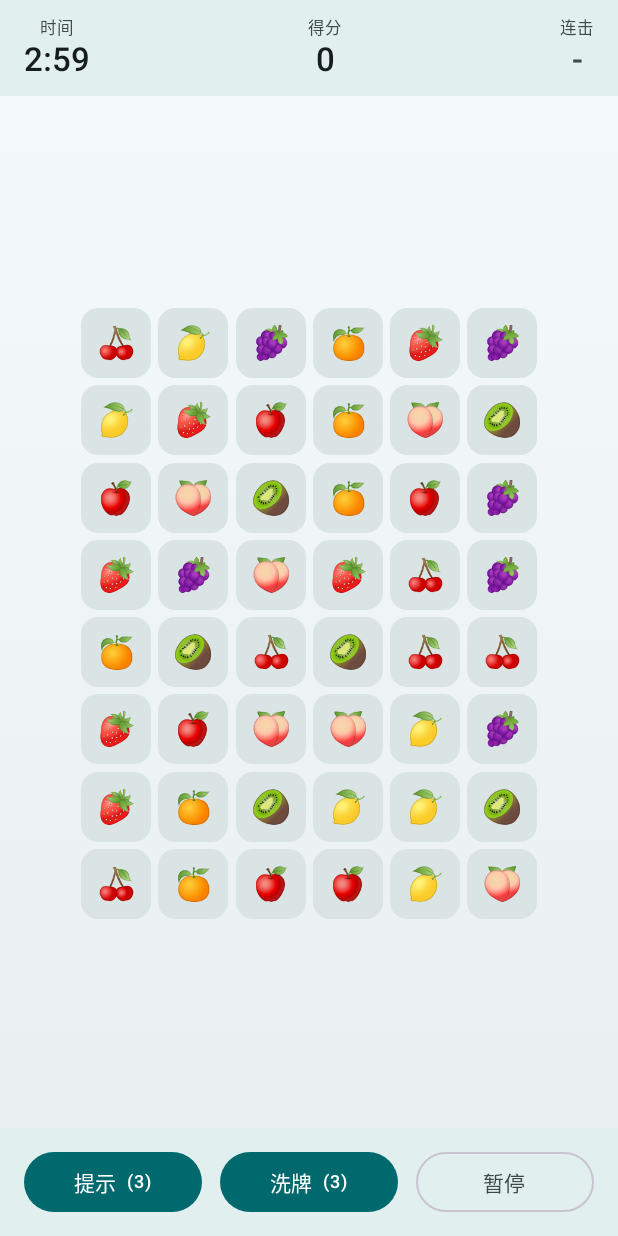
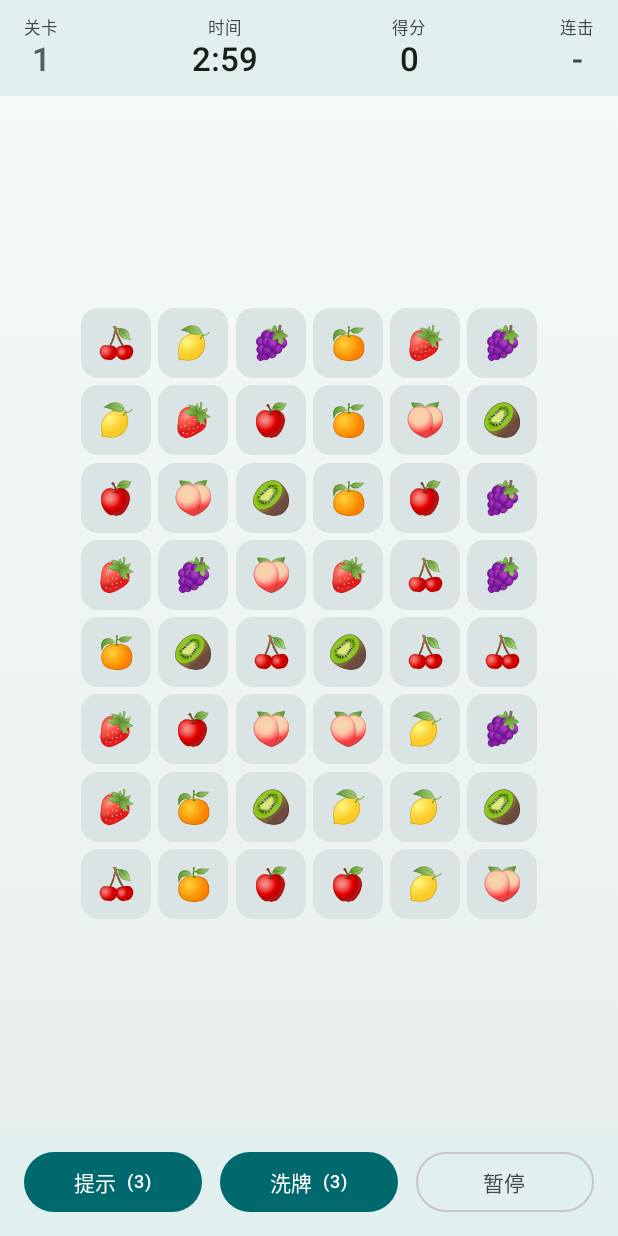
Before and after one commit to leiddev/LianLianKan, an Android app built with Jetpack Compose: the screen it shows after launch (MainActivity), after a tap on "开始游戏", on a phone screen of 412 x 824 dp. Run offline under Robolectric (Android 15) with nearby library versions, the light colour scheme and no system bars.

Commit message:
feat: V1.1 五项改进
按 doc/V1.1改进计划.md 实施，versionCode 2 / versionName 1.1。

I-5 HUD 显示当前关卡：
- GameHud 增加「关卡」块，取 state.config.level（不另存状态，
  故从关卡选择 / 下一关 / 重试任一路径进入都必然正确）
- 新增资源 hud_level

I-1 连通失败后清空选中态：
- GameSession 的 NoPath 分支由「保留第一张选中」改为 clearSelection(board)
- 撤销 V1.0 的决策 D-4；SessionResults 的 KDoc 同步
- 两个单测重写：断言两张牌都回到 NORMAL、无残留高亮，
  以及失败后下一次点击从「第一张」重新开始

I-2 提示文案「后到即替换」：
- 移除 SnackbarHostState（其排队是设计行为，与需求相反），
  改为 notice + 自增 noticeToken
- LaunchedEffect 以 token 为 key，保证连点两次相同文案也会重新计时
  （只用文案做 key 会让第二条继承第一条的剩余时间而提前消失）
- 显示时长 1800ms

I-3 文案居中 + 浅色半透明：
- 新增 NoticeBanner：TextAlign.Center + Color.White 86% 透明度 + 深色文字
- 刻意不加淡入淡出，以免削弱「前一条立刻消失」的感受

I-4 边到边与状态栏自适应（计划中核实为真实缺陷）：
- MainActivity 调用 enableEdgeToEdge()。targetSdk=37 使 Android 15+ 已强制边到边，
  显式开启是为让旧版本行为一致
- WindowCompat.getInsetsController(...).isAppearanceLightStatusBars = !darkTheme
  让状态栏图标随背景明暗自动黑白；边到边后状态栏透明、露出 APP 渐变背景，
  故「颜色统一」自动达成
- GameScreen 的 HUD / 操作条分别避让 statusBars / navigationBars，
  MenuScreen 避让 systemBars；两个使用 Scaffold 的屏幕保持默认（已自行处理插边）

SRS 同步至 V1.3：UC-03 步骤 3.b.ii 与 FR-4.4 改为清空选中态，
5.1 游戏主界面顶部增补「当前关卡」，修订历史记录本次撤销。

182 个单测全绿；debug 12.65 MB / release 9.03 MB 均构建成功，
release 签名指纹与 V1.0 一致（同一密钥，可直接覆盖升级）。

真机验收清单见 doc/V1.1改进计划.md 第 5 节（V-1 ~ V-7），
其中 V-5 需在 Android 15+ 与旧版本各验一次。

```diff
--- a/app/build.gradle.kts
+++ b/app/build.gradle.kts
@@ -33,8 +33,8 @@ android {
         applicationId = "com.ldxy.lianliankan"
         minSdk = 24
         targetSdk = 37
-        versionCode = 1
-        versionName = "1.0"
+        versionCode = 2
+        versionName = "1.1"
 
         testInstrumentationRunner = "androidx.test.runner.AndroidJUnitRunner"
     }
--- a/app/src/main/java/com/ldxy/lianliankan/MainActivity.kt
+++ b/app/src/main/java/com/ldxy/lianliankan/MainActivity.kt
@@ -3,13 +3,16 @@ package com.ldxy.lianliankan
 import android.os.Bundle
 import androidx.activity.ComponentActivity
 import androidx.activity.compose.setContent
+import androidx.activity.enableEdgeToEdge
 import androidx.compose.foundation.background
 import androidx.compose.foundation.isSystemInDarkTheme
 import androidx.compose.foundation.layout.Box
 import androidx.compose.foundation.layout.fillMaxSize
 import androidx.compose.runtime.Composable
+import androidx.compose.runtime.SideEffect
 import androidx.compose.runtime.getValue
 import androidx.compose.ui.Modifier
+import androidx.core.view.WindowCompat
 import androidx.lifecycle.compose.collectAsStateWithLifecycle
 import com.ldxy.lianliankan.data.DataStoreProgressRepository
 import com.ldxy.lianliankan.data.DataStoreSettingsRepository
@@ -38,14 +41,31 @@ class MainActivity : ComponentActivity() {
     }
 
     override fun onCreate(savedInstanceState: Bundle?) {
+        // 边到边（V1.1 改进 I-4）。
+        //
+        // targetSdk = 37 意味着 Android 15（API 35）起系统**已强制**边到边，且
+        // android:statusBarColor 被弃用、设置无效。这里显式开启，是为了让 Android 14
+        // 及以下设备也保持一致行为 —— 否则会出现「新系统压住顶部内容、旧系统不压」这种
+        // 只在部分设备上复现的问题。
+        enableEdgeToEdge()
+
         super.onCreate(savedInstanceState)
         setContent {
             // DataStore 的首个值需要读盘，因此必须给初始值；用 SRS 7.2 的默认值即可，
             // 读到真实值后会自动切换到用户设置。
             val settings by settingsRepository.settings
                 .collectAsStateWithLifecycle(initialValue = Settings())
+            val darkTheme = settings.themeMode.resolveDarkTheme()
 
-            LianLianKanTheme(darkTheme = settings.themeMode.resolveDarkTheme()) {
+            // 状态栏图标（时间 / 信号 / 电量）按背景明暗自动切换黑白（I-4）。
+            // 边到边之后状态栏是透明的，露出的是 APP 自己的渐变背景，
+            // 因此「状态栏颜色与 APP 统一」是自动达成的，不需要再设 statusBarColor。
+            SideEffect {
+                WindowCompat.getInsetsController(window, window.decorView)
+                    .isAppearanceLightStatusBars = !darkTheme
+            }
+
+            LianLianKanTheme(darkTheme = darkTheme) {
                 Box(
                     modifier = Modifier
                         .fillMaxSize()
--- a/app/src/main/java/com/ldxy/lianliankan/domain/session/SessionResults.kt
+++ b/app/src/main/java/com/ldxy/lianliankan/domain/session/SessionResults.kt
@@ -28,8 +28,9 @@ sealed interface SelectResult {
     /**
      * 两张牌图案相同但不可连通（SRS FR-4.4）。
      *
-     * 不消除，给出「无法连通」提示；连击归零（SRS FR-8.3），但**保留第一张牌的选中态**，
-     * 玩家可直接改选其他搭档，不必重新点第一张（SRS UC-03 步骤 3.b.ii）。
+     * 不消除，给出「无法连通」提示；连击归零（SRS FR-8.3），
+     * 并**清空选中态** —— 出错后回到「未选」状态，下一次点击从干净状态开始
+     * （V1.1 改进 I-1，撤销了 V1.0 的决策 D-4）。
      */
     data class NoPath(val first: Position, val second: Position) : SelectResult
 
--- a/app/src/main/java/com/ldxy/lianliankan/ui/game/GameHud.kt
+++ b/app/src/main/java/com/ldxy/lianliankan/ui/game/GameHud.kt
@@ -55,6 +55,13 @@ fun GameHud(
             horizontalArrangement = Arrangement.SpaceBetween,
             verticalAlignment = Alignment.CenterVertically,
         ) {
+            // 当前关卡（V1.1 改进 I-5）。直接取 config.level，不另存状态，
+            // 因此从「关卡选择」/「下一关」/「重试本关」任一路径进入都必然显示正确。
+            HudItem(
+                label = stringResource(R.string.hud_level),
+                value = state.config.level.toString(),
+                valueColor = colors.secondary,
+            )
             HudItem(
                 label = stringResource(R.string.hud_time),
                 value = formatTime(state.timeLeftSeconds),
--- a/app/src/main/java/com/ldxy/lianliankan/ui/game/GameScreen.kt
+++ b/app/src/main/java/com/ldxy/lianliankan/ui/game/GameScreen.kt
@@ -6,23 +6,30 @@ import androidx.compose.animation.core.tween
 import androidx.compose.foundation.layout.Box
 import androidx.compose.foundation.layout.BoxWithConstraints
 import androidx.compose.foundation.layout.Column
+import androidx.compose.foundation.layout.WindowInsets
 import androidx.compose.foundation.layout.fillMaxSize
 import androidx.compose.foundation.layout.fillMaxWidth
+import androidx.compose.foundation.layout.navigationBars
 import androidx.compose.foundation.layout.padding
 import androidx.compose.foundation.layout.size
-import androidx.compose.material3.SnackbarHost
-import androidx.compose.material3.SnackbarHostState
+import androidx.compose.foundation.layout.statusBars
+import androidx.compose.foundation.layout.windowInsetsPadding
+import androidx.compose.material3.MaterialTheme
+import androidx.compose.material3.Surface
+import androidx.compose.material3.Text
 import androidx.compose.runtime.Composable
 import androidx.compose.runtime.LaunchedEffect
 import androidx.compose.runtime.getValue
+import androidx.compose.runtime.mutableIntStateOf
 import androidx.compose.runtime.mutableStateOf
 import androidx.compose.runtime.remember
-import androidx.compose.runtime.rememberCoroutineScope
 import androidx.compose.runtime.rememberUpdatedState
 import androidx.compose.runtime.setValue
 import androidx.compose.ui.Alignment
 import androidx.compose.ui.Modifier
+import androidx.compose.ui.graphics.Color
 import androidx.compose.ui.res.stringResource
+import androidx.compose.ui.text.style.TextAlign
 import androidx.compose.ui.unit.Dp
 import androidx.compose.ui.unit.dp
 import androidx.lifecycle.compose.collectAsStateWithLifecycle
@@ -37,7 +44,7 @@ import com.ldxy.lianliankan.ui.dialog.ResultDialog
 import kotlin.math.PI
 import kotlin.math.min
 import kotlin.math.sin
-import kotlinx.coroutines.launch
+import kotlinx.coroutines.delay
 
 /**
  * 游戏主界面（开发计划 M6）。
@@ -66,9 +73,6 @@ fun GameScreen(
     val uiState by viewModel.uiState.collectAsStateWithLifecycle()
     val state = uiState.game
 
-    val snackbarHostState = remember { SnackbarHostState() }
-    val scope = rememberCoroutineScope()
-
     // 文案在 composable 内解析；用 rememberUpdatedState 让长驻的 collector 始终读到最新值，
     // 又不会因为 map 每次重建而重启收集。
     val messages = mapOf(
@@ -83,8 +87,26 @@ fun GameScreen(
     var elimination by remember { mutableStateOf<GameEffect.Eliminated?>(null) }
     var rejection by remember { mutableStateOf<GameEffect.Rejected?>(null) }
 
+    // 提示文案（V1.1 改进 I-2 / I-3）。
+    // token 每次自增，作为下面 LaunchedEffect 的 key —— 这样**连点两次相同文案**
+    // 也会重新计时；若只用文案做 key，第二条会继承第一条的剩余时间而提前消失。
+    var notice by remember { mutableStateOf<Notice?>(null) }
+    var noticeToken by remember { mutableIntStateOf(0) }
+    val showNotice: (String) -> Unit = { text ->
+        noticeToken += 1
+        notice = Notice(text = text, token = noticeToken)
+    }
+
     val lineProgress = remember { Animatable(0f) }
     val shakeProgress = remember { Animatable(0f) }
+
+    // 提示到点自动消失。key 用 token：新提示一来就重启计时。
+    LaunchedEffect(notice?.token) {
+        if (notice != null) {
+            delay(NOTICE_MILLIS)
+            notice = null
+        }
+    }
 
     // 一次性效果：动画与提示（SRS FR-4.4 / FR-4.5 / FR-4.6 / FR-6.2 / FR-9.3）
     LaunchedEffect(viewModel) {
@@ -100,15 +122,10 @@ fun GameScreen(
                 is GameEffect.Rejected -> {
                     feedback.dispatch(FeedbackEvent.ERROR)
                     rejection = effect
-                    // 另起协程弹提示：showSnackbar 会挂起到消失，不能阻塞事件收集
-                    scope.launch {
-                        snackbarHostState.showSnackbar(latestMessages.getValue(effect.message))
-                    }
+                    showNotice(latestMessages.getValue(effect.message))
                 }
 
-                is GameEffect.ShowMessage -> scope.launch {
-                    snackbarHostState.showSnackbar(latestMessages.getValue(effect.message))
-                }
+                is GameEffect.ShowMessage -> showNotice(latestMessages.getValue(effect.message))
             }
         }
     }
@@ -147,7 +164,12 @@ fun GameScreen(
 
     Box(modifier = modifier.fillMaxSize()) {
         Column(modifier = Modifier.fillMaxSize()) {
-            GameHud(state = state)
+            // 边到边后内容会绘制到状态栏下方，因此 HUD 与底部操作条各自避让系统栏
+            // （V1.1 改进 I-4）。没有这层插边，顶部 HUD 会被状态栏压住。
+            GameHud(
+                state = state,
+                modifier = Modifier.windowInsetsPadding(WindowInsets.statusBars),
+            )
 
             BoxWithConstraints(
                 modifier = Modifier
@@ -218,15 +240,22 @@ fun GameScreen(
                 onHintClick = viewModel::onHintClick,
                 onShuffleClick = viewModel::onShuffleClick,
                 onPauseClick = viewModel::onPauseClick,
+                modifier = Modifier.windowInsetsPadding(WindowInsets.navigationBars),
             )
         }
 
-        SnackbarHost(
-            hostState = snackbarHostState,
-            modifier = Modifier
-                .align(Alignment.BottomCenter)
-                .padding(bottom = 88.dp),
-        )
+        // 提示文案（V1.1 改进 I-2 / I-3）。刻意**不用** Material 3 的 SnackbarHost：
+        // 它内部按队列播放，后到的提示要等前一条显示完，与「后到即替换」的要求相反。
+        // 这里直接渲染当前 notice，新提示一来旧的即刻消失、新的立刻出现。
+        notice?.let { current ->
+            NoticeBanner(
+                text = current.text,
+                modifier = Modifier
+                    .align(Alignment.BottomCenter)
+                    .padding(horizontal = 24.dp)
+                    .padding(bottom = 96.dp),
+            )
+        }
     }
 
     // 结算：通关时记录最佳分并解锁下一关（SRS FR-2.4 / FR-8.5 / FR-10.4）。
@@ -297,3 +326,46 @@ private const val GHOST_SHRINK = 0.4f
 
 /** 格子边长下限，避免极端窄屏下算出 0 导致布局异常。 */
 private const val MIN_CELL_DP = 16f
+
+/** 提示文案的显示时长（V1.1 改进 I-2）。比 Material 默认的 4 秒短 —— 它是操作反馈，不是需要阅读的通知。 */
+private const val NOTICE_MILLIS = 1_800L
+
+/**
+ * 当前提示文案。
+ *
+ * [token] 每次自增，用于让 `LaunchedEffect` 在**文案相同**时也能重新计时（V1.1 改进 I-2）。
+ */
+private data class Notice(val text: String, val token: Int)
+
+/**
+ * 提示条（V1.1 改进 I-3）。
+ *
+ * 文字**居中**，背景为**浅色半透明**。浅色底在深浅两种主题下都保持同一表现
+ * （见 doc/V1.1改进计划.md 的 I-3：若改为跟随主题，深色主题下就不是「浅色半透明」了），
+ * 因此这里直接用固定的白色半透明 + 深色文字，而不取 `colorScheme`。
+ *
+ * 刻意不加淡入淡出动画：需求是「前一条立刻消失、立即显示最新的」，任何过渡都会削弱这一点。
+ */
+@Composable
+private fun NoticeBanner(
+    text: String,
+    modifier: Modifier = Modifier,
+) {
+    Surface(
+        modifier = modifier,
+        shape = MaterialTheme.shapes.large,
+        color = Color.White.copy(alpha = 0.86f),
+        contentColor = NOTICE_TEXT_COLOR,
+        shadowElevation = 4.dp,
+    ) {
+        Text(
+            text = text,
+            modifier = Modifier.padding(horizontal = 20.dp, vertical = 10.dp),
+            style = MaterialTheme.typography.bodyMedium,
+            textAlign = TextAlign.Center,
+        )
+    }
+}
+
+/** 浅色半透明底上的文字色：直接用近黑，保证在白色 86% 透明度下对比度充足。 */
+private val NOTICE_TEXT_COLOR = Color(0xFF1B1B1B)
--- a/app/src/main/java/com/ldxy/lianliankan/ui/menu/MenuScreen.kt
+++ b/app/src/main/java/com/ldxy/lianliankan/ui/menu/MenuScreen.kt
@@ -3,10 +3,13 @@ package com.ldxy.lianliankan.ui.menu
 import androidx.compose.foundation.layout.Arrangement
 import androidx.compose.foundation.layout.Column
 import androidx.compose.foundation.layout.Spacer
+import androidx.compose.foundation.layout.WindowInsets
 import androidx.compose.foundation.layout.fillMaxSize
 import androidx.compose.foundation.layout.fillMaxWidth
 import androidx.compose.foundation.layout.height
 import androidx.compose.foundation.layout.padding
+import androidx.compose.foundation.layout.systemBars
+import androidx.compose.foundation.layout.windowInsetsPadding
 import androidx.compose.material3.Button
 import androidx.compose.material3.MaterialTheme
 import androidx.compose.material3.OutlinedButton
@@ -42,6 +45,9 @@ fun MenuScreen(
     Column(
         modifier = modifier
             .fillMaxSize()
+            // 边到边后避让系统栏（V1.1 改进 I-4）：主菜单没有 Scaffold，
+            // 不显式插边会让标题顶到状态栏下面。
+            .windowInsetsPadding(WindowInsets.systemBars)
             .padding(horizontal = 32.dp),
         horizontalAlignment = Alignment.CenterHorizontally,
         verticalArrangement = Arrangement.Center,
--- a/app/src/main/res/values/strings.xml
+++ b/app/src/main/res/values/strings.xml
@@ -20,7 +20,8 @@
     <string name="action_confirm">确定</string>
     <string name="action_cancel">取消</string>
 
-    <!-- 游戏界面 HUD（SRS FR-7 / FR-8） -->
+    <!-- 游戏界面 HUD（SRS FR-7 / FR-8，V1.1 增补关卡显示） -->
+    <string name="hud_level">关卡</string>
     <string name="hud_time">时间</string>
     <string name="hud_score">得分</string>
     <string name="hud_combo">连击</string>
```
Also changed, not shown: app/src/main/java/com/ldxy/lianliankan/domain/session/GameSession.kt (+5 -4 lines), 4 other files.
